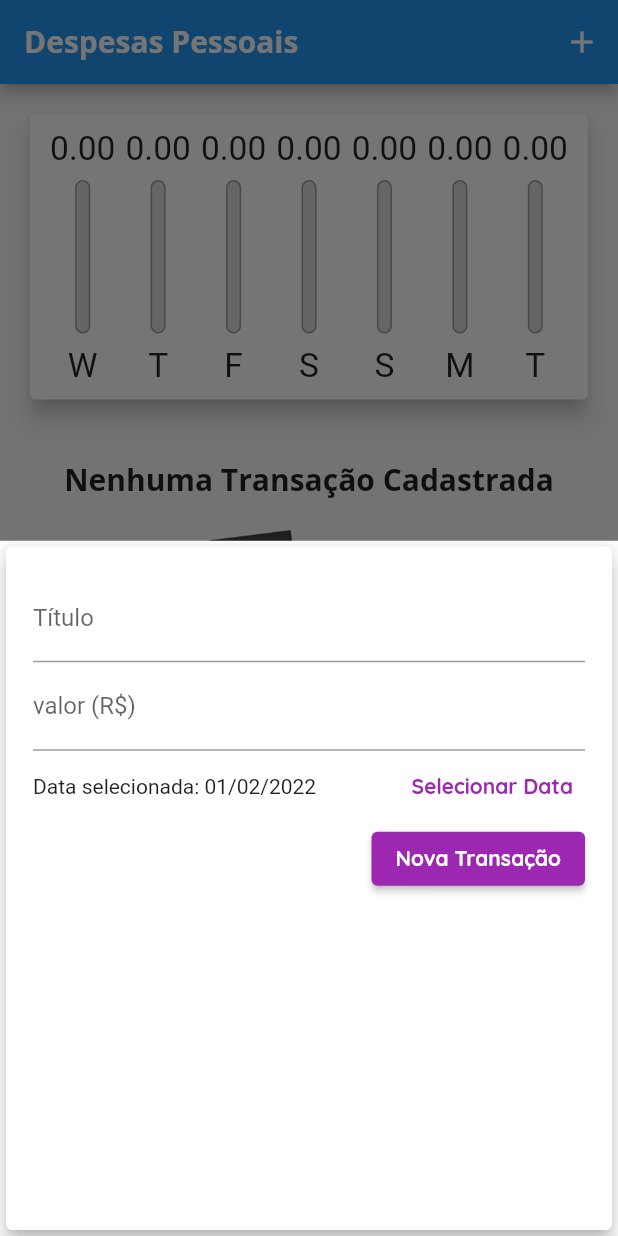
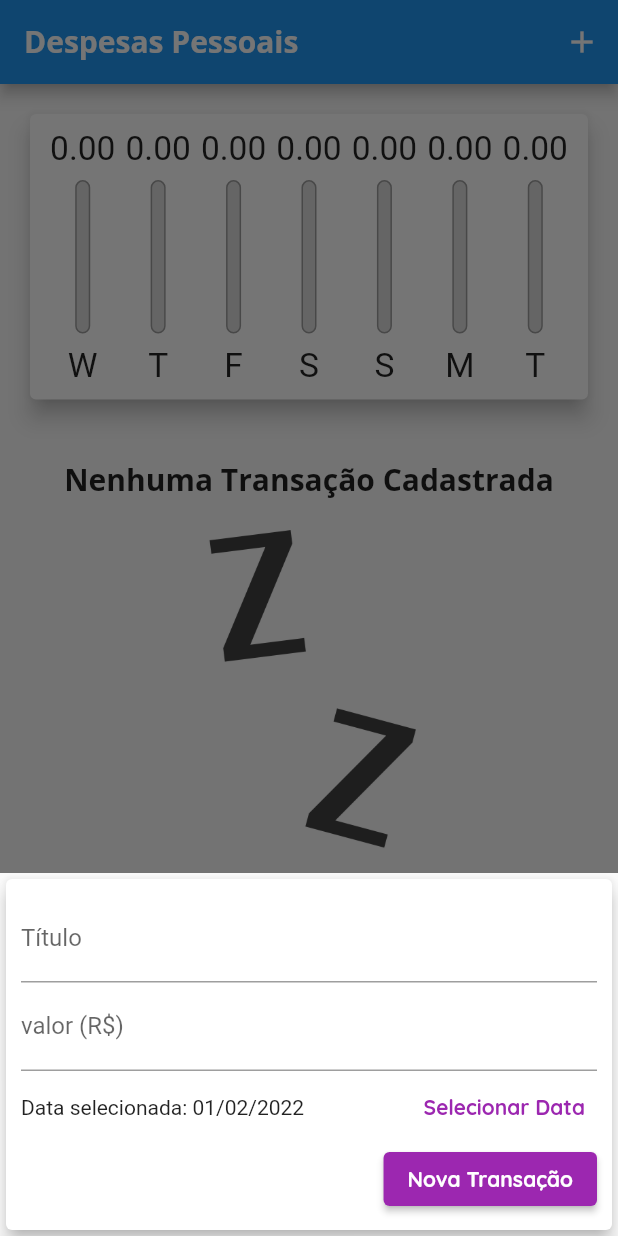
Before and after one commit to samueljml/personal-expenses, a Flutter app: the screen it shows after launch, after a tap on the "add" icon, on a phone screen of 412 x 824 dp. Run offline on Flutter 3.47's test engine with Material 2 defaults, Android fonts, the phone set to English and light mode, and no system bars.

Commit message:
Add dynamic bottom padding to keyboard and scroll

```diff
--- a/lib/components/transaction_form.dart
+++ b/lib/components/transaction_form.dart
@@ -46,12 +46,16 @@ class _TransactionFormState extends State<TransactionForm> {
 
   @override
   Widget build(BuildContext context) {
-    return Card(
-      elevation: 5,
-      child: Padding(
-        padding: const EdgeInsets.all(8.0),
+    return SingleChildScrollView(
+      child: Card(
+        elevation: 5,
         child: Padding(
-          padding: const EdgeInsets.all(10),
+          padding: EdgeInsets.only(
+            top: 10,
+            right: 10,
+            left: 10,
+            bottom: 10 + MediaQuery.of(context).viewInsets.bottom,
+          ),
           child: Column(
             children: [
               TextField(
```
